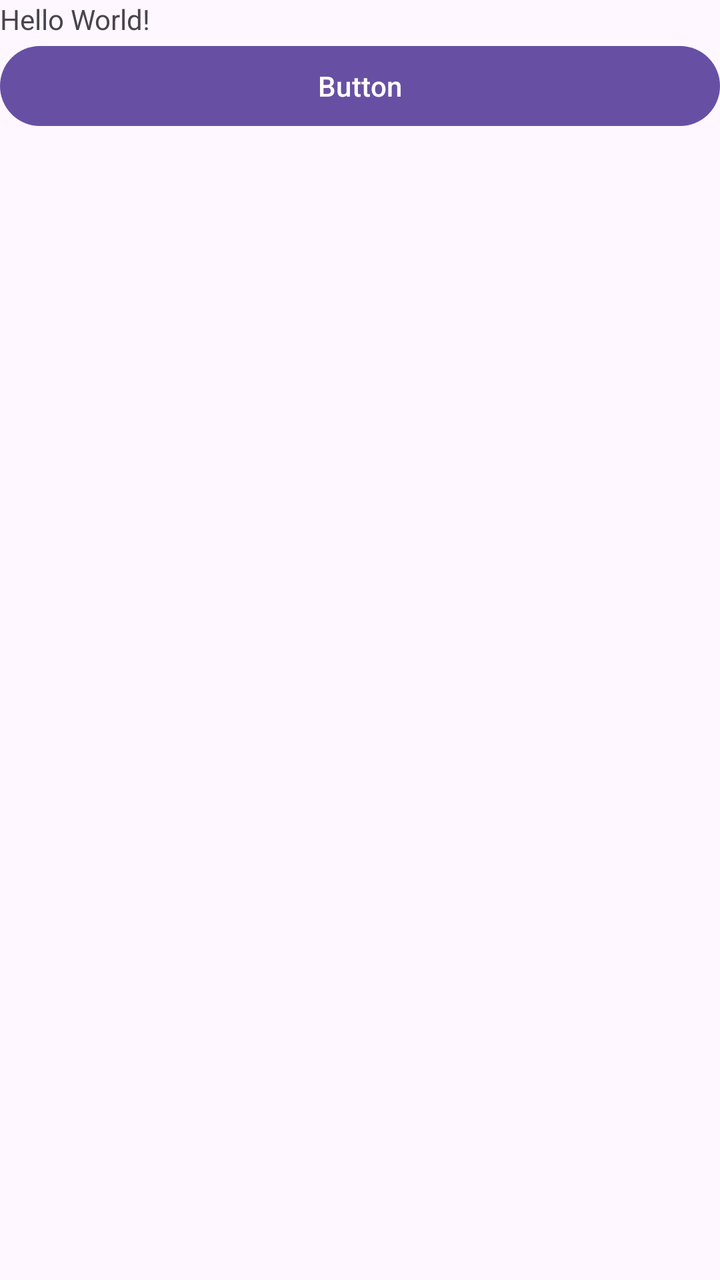
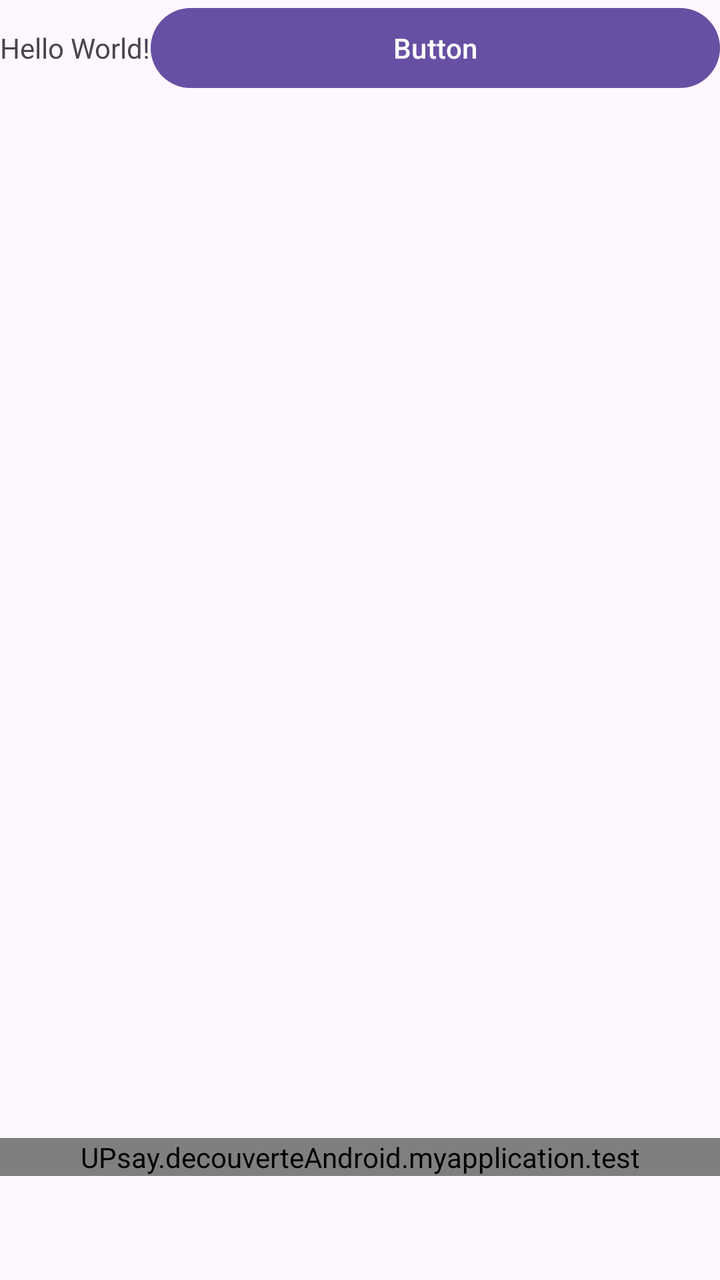

Two renders of the same Android screen: before a commit and after it. Below are the layout's source before the change and the commit's diff.
<!-- AndroidManifest.xml: application theme Theme.MyApplication -->
<!-- res/layout/activity_main.xml -->
<?xml version="1.0" encoding="utf-8"?>
<LinearLayout xmlns:android="http://schemas.android.com/apk/res/android"
    xmlns:app="http://schemas.android.com/apk/res-auto"
    xmlns:tools="http://schemas.android.com/tools"
    android:id="@+id/main"
    android:layout_width="match_parent"
    android:layout_height="match_parent"
    android:orientation="vertical"
    tools:context=".MainActivity">

    <TextView
        android:id="@+id/monTexte"
        android:layout_width="wrap_content"
        android:layout_height="wrap_content"
        android:text="Hello World!" />

    <Button
        android:id="@+id/button"
        android:layout_width="match_parent"
        android:layout_height="wrap_content"
        android:onClick="dessin"
        android:text="@string/button" />

</LinearLayout>
<!-- resources referenced by this layout -->
<resources>
  <string name="button">Button</string>
  <style name="Theme.MyApplication" parent="Base.Theme.MyApplication" />
  <style name="Base.Theme.MyApplication" parent="Theme.Material3.DayNight.NoActionBar">
          
          
      </style>
</resources>

<!-- the commit's change to res/layout/activity_main.xml (unified diff, before → after) -->
@@ -8,17 +8,34 @@
     android:orientation="vertical"
     tools:context=".MainActivity">
 
-    <TextView
-        android:id="@+id/monTexte"
-        android:layout_width="wrap_content"
-        android:layout_height="wrap_content"
-        android:text="Hello World!" />
+    <TableRow
+        android:layout_width="match_parent"
+        android:layout_height="match_parent"
+        android:layout_weight="1">
 
-    <Button
-        android:id="@+id/button"
+        <TextView
+            android:id="@+id/monTexte"
+            android:layout_width="wrap_content"
+            android:layout_height="wrap_content"
+            android:text="Hello World!" />
+
+        <Button
+            android:id="@+id/button"
+            android:layout_width="match_parent"
+            android:layout_height="wrap_content"
+            android:onClick="dessin"
+            android:text="@string/button" />
+    </TableRow>
+
+    <TableRow
         android:layout_width="match_parent"
-        android:layout_height="wrap_content"
-        android:onClick="dessin"
-        android:text="@string/button" />
+        android:layout_height="match_parent"
+        android:layout_weight="8">
+
+        <UPsay.decouverteAndroid.myapplication.test
+            android:id="@+id/test"
+            android:layout_width="match_parent"
+            android:layout_height="wrap_content" />
+    </TableRow>
 
 </LinearLayout>
